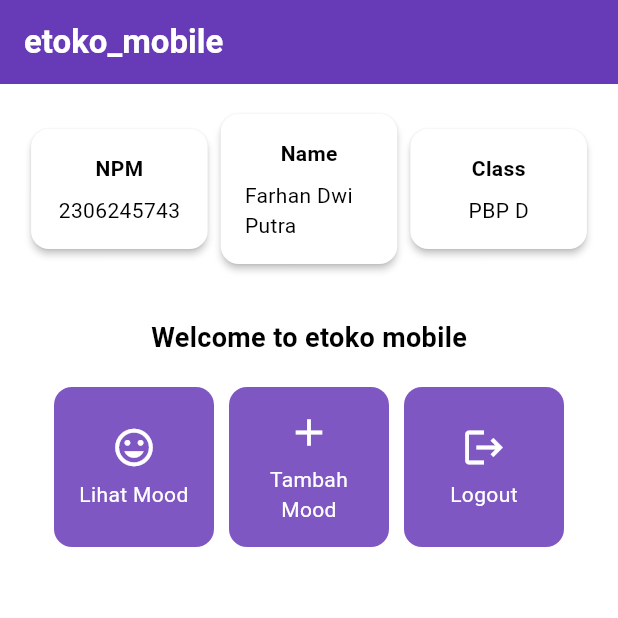
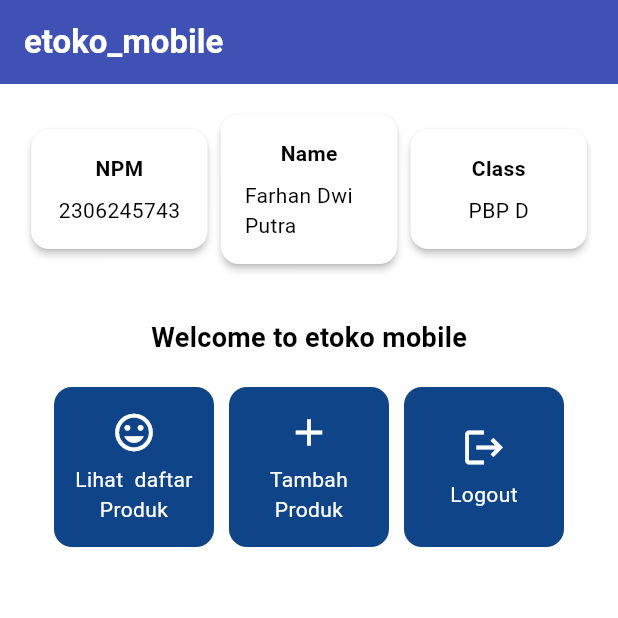
Before and after one commit to farhandp22/etoko_mobile, a Flutter app: the screen it shows after launch, on a phone screen of 412 x 824 dp, the top half of it. Run offline on Flutter 3.47's test engine with Material 3 defaults, Android fonts, the light colour scheme and no system bars.

Commit message:
implmentasi tombol etoko dan snackbar

```diff
--- a/lib/main.dart
+++ b/lib/main.dart
@@ -29,8 +29,8 @@ class MyApp extends StatelessWidget {
         //
         // This works for code too, not just values: Most code changes can be
         // tested with just a hot reload.
-        colorScheme: ColorScheme.fromSwatch(primarySwatch: Colors.deepPurple,
-          ).copyWith(secondary: Colors.deepPurple[400]),
+        colorScheme: ColorScheme.fromSwatch(primarySwatch: Colors.indigo,
+          ).copyWith(secondary: const Color.fromARGB(255, 15, 69, 136)),
         useMaterial3: true,
       ),
       home: MyHomePage(),
--- a/lib/menu.dart
+++ b/lib/menu.dart
@@ -7,8 +7,8 @@ class MyHomePage extends StatelessWidget {
 
   MyHomePage({super.key});
   final List<ItemHomepage> items = [
-         ItemHomepage("Lihat Mood", Icons.mood),
-         ItemHomepage("Tambah Mood", Icons.add),
+         ItemHomepage("Lihat  daftar Produk", Icons.mood),
+         ItemHomepage("Tambah Produk", Icons.add),
          ItemHomepage("Logout", Icons.logout),
      ];
 
```
